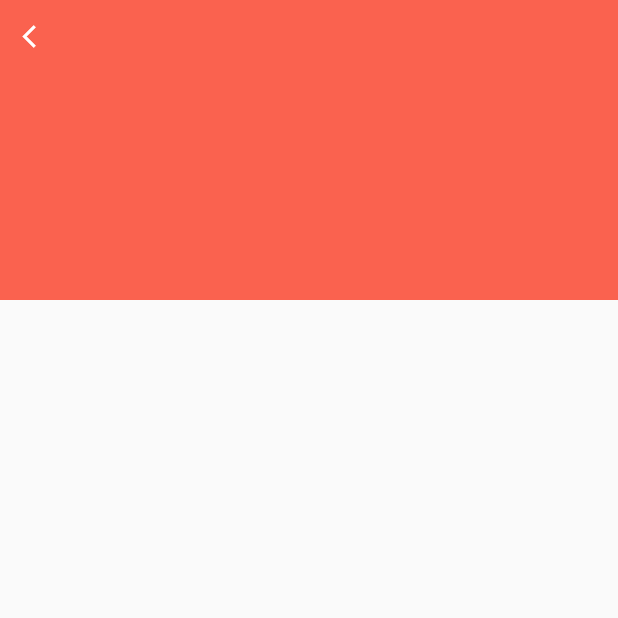
After one commit to VLEIX/CleanDesigns, a Flutter app: the ChefProfile screen opened directly, on a phone screen of 412 x 824 dp, the top half of it. The commit adds this screen. Run offline on Flutter 3.47's test engine with Material 2 defaults, Android fonts, the phone set to English and light mode, and no system bars; project files that could hold a hidden picture were left out.

Commit message:
2nd design

```diff
--- /dev/null
+++ b/lib/chefProfile.dart
@@ -0,0 +1,47 @@
+import 'package:flutter/material.dart';
+
+class ChefProfile extends StatefulWidget {
+  @override
+  _ChefProfileState createState() => _ChefProfileState();
+}
+
+class _ChefProfileState extends State<ChefProfile> {
+  @override
+  Widget build(BuildContext context) {
+    return Stack(
+      fit: StackFit.expand,
+      children: <Widget>[
+        Scaffold(
+          body: ListView(
+            children: <Widget>[
+              Stack(
+                children: <Widget>[
+                  Container(
+                    height: 350.0,
+                    width: double.infinity,
+                  ),
+                  Container(
+                    height: 200.0,
+                    width: double.infinity,
+                    color: Color(0xFFFA624F),
+                  ),
+                  Align(
+                    alignment: Alignment.topLeft,
+                    child: IconButton(
+                      icon: Icon(Icons.arrow_back_ios),
+                      color: Colors.white,
+                      iconSize: 18.0,
+                      onPressed: () {
+                        Navigator.pop(context);
+                      },
+                    ),
+                  ),
+                ],
+              )
+            ],
+          ),
+        )
+      ],
+    );
+  }
+}
--- a/lib/main.dart
+++ b/lib/main.dart
@@ -1,5 +1,6 @@
 import 'package:flutter/material.dart';
 import 'minimal.dart';
+import 'chefProfile.dart';
 
 void main() => runApp(MyApp());
 
@@ -34,16 +35,13 @@ class MyApp extends StatelessWidget {
                           builder: (context) => Minimal()),
                     );
                     break;
-//                  case 1:
-//                    Navigator.push(
-//                      context,
-//                      MaterialPageRoute(
-//                          builder: (context) => AuthProvider(
-//                            auth: Auth(),
-//                            child: RootPage(),
-//                          )),
-//                    );
-//                    break;
+                  case 1:
+                    Navigator.push(
+                      context,
+                      MaterialPageRoute(
+                          builder: (context) => ChefProfile()),
+                    );
+                    break;
 //                  case 2:
 //                    Navigator.push(
 //                      context,
```
Also changed, not shown: pubspec.yaml (+9 -0 lines), fonts/Comfortaa-Bold.ttf (added), fonts/Comfortaa-Light.ttf (added), fonts/Comfortaa-Regular.ttf (added), images/bananaberry.jpeg (added), images/bananabreak.jpg (added), images/dumplings.jpeg (added), images/fruitbreak.jpeg (added), images/fruitpancake.jpeg (added), images/noodles.jpeg (added).
